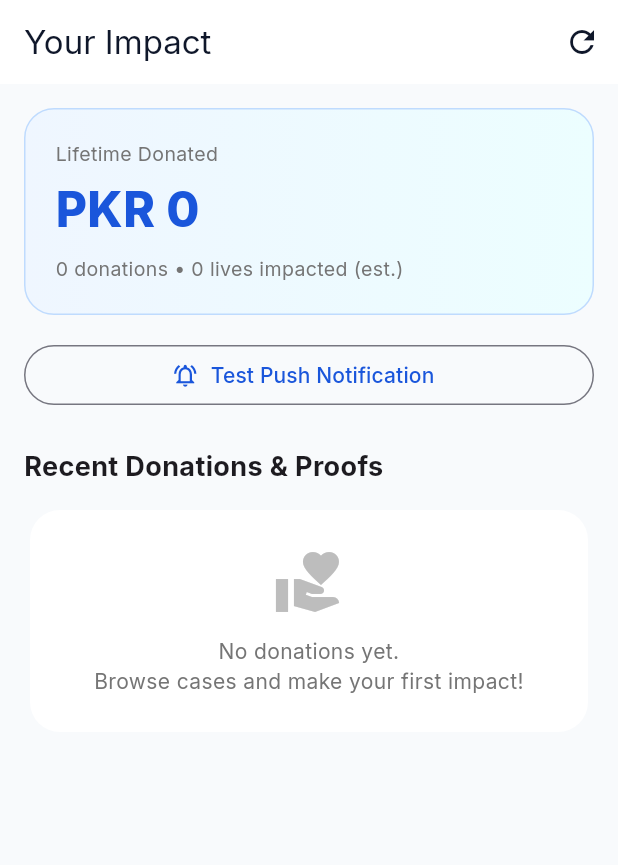
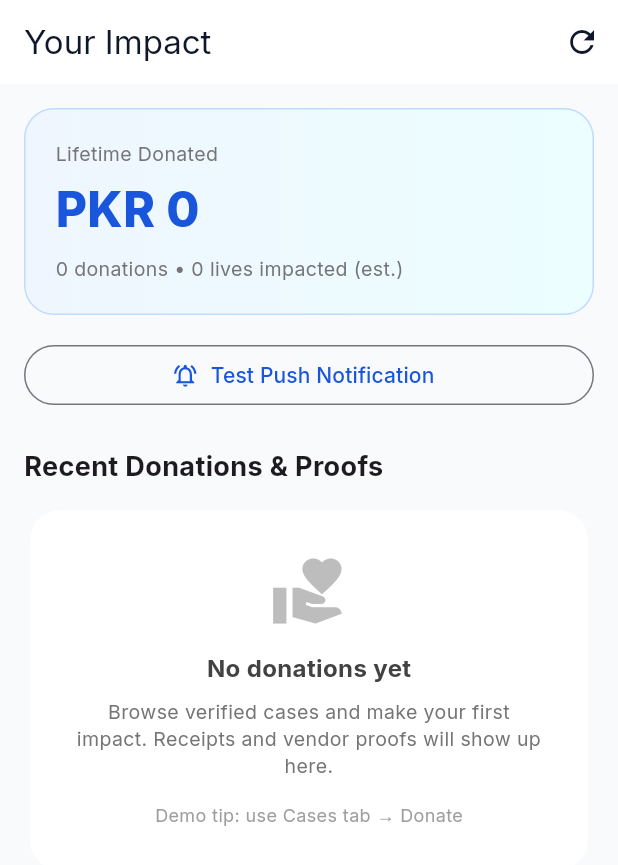
Before and after one commit to mrbahramkhan/donationchain, a Flutter app: the DashboardScreen screen opened directly, on a phone screen of 412 x 824 dp. Shown: the top 865 px of the screen. Run offline on Flutter 3.47's test engine with Material 3 defaults, Android fonts, the phone set to English and light mode, and no system bars; our stand-ins replace firebase_core, firebase_messaging, flutter_local_notifications, google_fonts, percent_indicator, shared_preferences; accounts and stored records are empty.

Commit message:
polish: align cases web/mobile/backend, demo OTP UX, receipts, README
- Sample cases (10) consistent across web, Flutter DataService, backend API
- Mobile donate success shows Receipt ID; clearer impact empty state
- Web login modal permanent Demo OTP banner; donor dashboard empty CTA
- README: Implemented vs Roadmap, live URL, dual-path, SRS v2.0

```diff
--- a/donationchain_mobile/lib/screens/dashboard_screen.dart
+++ b/donationchain_mobile/lib/screens/dashboard_screen.dart
@@ -97,15 +97,29 @@ class _DashboardScreenState extends State<DashboardScreen> {
                   if (donations.isEmpty)
                     Card(
                       child: Padding(
-                        padding: const EdgeInsets.all(24),
+                        padding: const EdgeInsets.all(28),
                         child: Column(
                           children: [
-                            Icon(Icons.volunteer_activism, size: 48, color: Colors.grey.shade400),
-                            const SizedBox(height: 12),
+                            Icon(Icons.volunteer_activism, size: 52, color: Colors.grey.shade400),
+                            const SizedBox(height: 14),
                             Text(
-                              'No donations yet.\nBrowse cases and make your first impact!',
+                              'No donations yet',
+                              style: TextStyle(
+                                fontWeight: FontWeight.w700,
+                                fontSize: 16,
+                                color: Colors.grey.shade800,
+                              ),
+                            ),
+                            const SizedBox(height: 8),
+                            Text(
+                              'Browse verified cases and make your first impact. Receipts and vendor proofs will show up here.',
                               textAlign: TextAlign.center,
-                              style: TextStyle(color: Colors.grey.shade600),
+                              style: TextStyle(color: Colors.grey.shade600, fontSize: 13, height: 1.4),
+                            ),
+                            const SizedBox(height: 16),
+                            Text(
+                              'Demo tip: use Cases tab → Donate',
+                              style: TextStyle(color: Colors.grey.shade500, fontSize: 12),
                             ),
                           ],
                         ),
--- a/donationchain_mobile/lib/screens/donate_screen.dart
+++ b/donationchain_mobile/lib/screens/donate_screen.dart
@@ -36,6 +36,7 @@ class _DonateScreenState extends State<DonateScreen> {
     }
     setState(() => loading = true);
     await Future.delayed(const Duration(milliseconds: 1400));
+    final receiptId = 'DC-${DateTime.now().millisecondsSinceEpoch.toRadixString(36).toUpperCase()}';
     final record = DonationRecord(
       id: DateTime.now().millisecondsSinceEpoch,
       amount: amount,
@@ -46,7 +47,7 @@ class _DonateScreenState extends State<DonateScreen> {
       anonymous: anonymous,
       date: DateTime.now(),
       status: 'completed',
-      proof: 'Vendor proof pending (within 48h)',
+      proof: 'Vendor proof pending (within 48h) · Receipt $receiptId',
     );
     await DataService.saveDonation(record);
     if (!mounted) return;
@@ -63,7 +64,9 @@ class _DonateScreenState extends State<DonateScreen> {
           ],
         ),
         content: Text(
-          'PKR ${amount.toStringAsFixed(0)} sent directly to verified vendor via ${methods[method]}.\n\nDigital receipt generated. Proof will appear in your Impact dashboard within 48 hours.',
+          'PKR ${amount.toStringAsFixed(0)} sent directly to verified vendor via ${methods[method]}.\n\n'
+          'Receipt ID: $receiptId\n\n'
+          'Digital receipt saved. Proof (invoice / photo) will appear in Your Impact within 48 hours. Funds never go to personal cash accounts.',
         ),
         actions: [
           TextButton(
@@ -71,7 +74,7 @@ class _DonateScreenState extends State<DonateScreen> {
               Navigator.pop(ctx);
               Navigator.pop(context);
             },
-            child: const Text('Done'),
+            child: const Text('View Impact'),
           ),
         ],
       ),
--- a/donationchain_mobile/lib/services/data_service.dart
+++ b/donationchain_mobile/lib/services/data_service.dart
@@ -3,6 +3,7 @@ import 'package:shared_preferences/shared_preferences.dart';
 import '../models/donation_case.dart';
 
 class DataService {
+  /// Sample cases aligned with web (js/app.js) + backend for consistency.
   static final List<DonationCase> cases = [
     DonationCase(
       id: 1,
@@ -17,14 +18,14 @@ class DataService {
     ),
     DonationCase(
       id: 2,
-      title: 'School Fees — Fatima Class 8',
+      title: 'School Fees — Fatima, Class 8',
       category: 'education',
       city: 'Karachi',
       amount: 42000,
       raised: 28000,
       urgency: 'high',
       verified: true,
-      vendor: 'Beaconhouse',
+      vendor: 'Beaconhouse School',
     ),
     DonationCase(
       id: 3,
@@ -39,7 +40,7 @@ class DataService {
     ),
     DonationCase(
       id: 4,
-      title: 'Utility Bill (WAPDA) — Widow',
+      title: 'Utility Bill (WAPDA) — Widow Household',
       category: 'utility',
       city: 'Faisalabad',
       amount: 18500,
@@ -50,7 +51,7 @@ class DataService {
     ),
     DonationCase(
       id: 9,
-      title: 'SNGPL Gas Bill — Family',
+      title: 'SNGPL Gas Bill — Low-income Family',
       category: 'utility',
       city: 'Lahore',
       amount: 9200,
@@ -61,7 +62,7 @@ class DataService {
     ),
     DonationCase(
       id: 10,
-      title: 'Water Bill (WASA) — Orphan home',
+      title: 'Water Bill (WASA) — Orphan Household',
       category: 'utility',
       city: 'Multan',
       amount: 4500,
@@ -83,7 +84,7 @@ class DataService {
     ),
     DonationCase(
       id: 6,
-      title: 'University Semester Fee',
+      title: 'University Semester Fee — Hassan',
       category: 'education',
       city: 'Lahore',
       amount: 65000,
@@ -91,6 +92,28 @@ class DataService {
       urgency: 'medium',
       verified: true,
       vendor: 'UET Lahore',
+    ),
+    DonationCase(
+      id: 7,
+      title: 'Emergency Medicines — Elderly Couple',
+      category: 'medical',
+      city: 'Multan',
+      amount: 12000,
+      raised: 3500,
+      urgency: 'high',
+      verified: true,
+      vendor: 'Aga Khan Pharmacy',
+    ),
+    DonationCase(
+      id: 8,
+      title: 'Ramadan Ration Drive — 20 Families',
+      category: 'food',
+      city: 'Peshawar',
+      amount: 80000,
+      raised: 52000,
+      urgency: 'medium',
+      verified: true,
+      vendor: 'Local NGO Partner',
     ),
   ];
 
```
Also changed, not shown: 4 other files.
